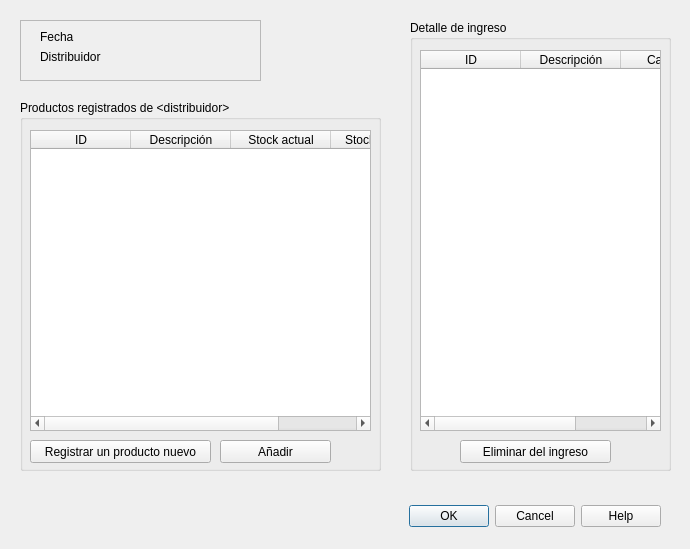
Above: windows/templates/AltaIngreso.ui from HitomiD/Proyecto-Desarrollo before the change. Below: the same form after it.
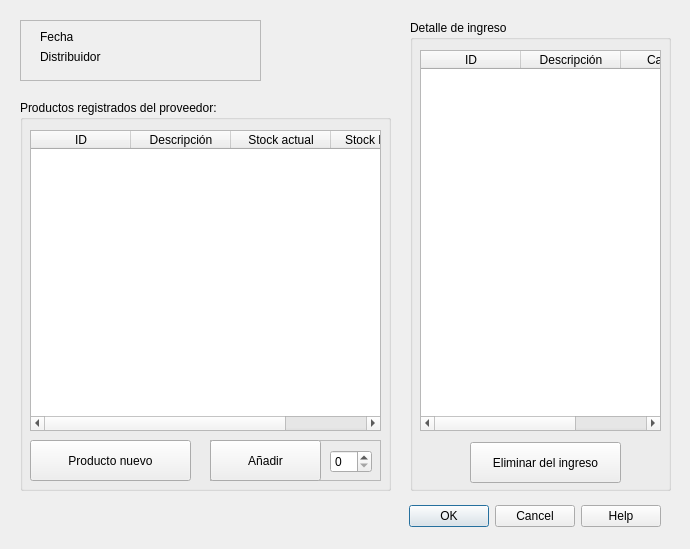
That is the form after the change.

Commit message: Cambios visuales en ventana AltaIngreso

What changed in the file:
```diff
--- a/windows/templates/AltaIngreso.ui
+++ b/windows/templates/AltaIngreso.ui
@@ -35,7 +35,7 @@
      <x>410</x>
      <y>20</y>
      <width>261</width>
-     <height>451</height>
+     <height>471</height>
     </rect>
    </property>
    <property name="title">
@@ -69,10 +69,10 @@
    <widget class="QPushButton" name="btnEliminarProd">
     <property name="geometry">
      <rect>
-      <x>50</x>
-      <y>420</y>
+      <x>60</x>
+      <y>422</y>
       <width>151</width>
-      <height>23</height>
+      <height>41</height>
      </rect>
     </property>
     <property name="text">
@@ -85,19 +85,19 @@
     <rect>
      <x>20</x>
      <y>100</y>
-     <width>361</width>
-     <height>371</height>
+     <width>371</width>
+     <height>391</height>
     </rect>
    </property>
    <property name="title">
-    <string>Productos registrados de &lt;distribuidor&gt;</string>
+    <string>Productos registrados del proveedor:</string>
    </property>
    <widget class="QTableWidget" name="tablaProdDisponibles">
     <property name="geometry">
      <rect>
       <x>10</x>
       <y>30</y>
-      <width>341</width>
+      <width>351</width>
       <height>301</height>
      </rect>
     </property>
@@ -127,26 +127,52 @@
      <rect>
       <x>10</x>
       <y>340</y>
-      <width>181</width>
-      <height>23</height>
+      <width>161</width>
+      <height>41</height>
      </rect>
     </property>
     <property name="text">
-     <string>Registrar un producto nuevo</string>
+     <string>Producto nuevo</string>
     </property>
    </widget>
-   <widget class="QPushButton" name="btnRegistrarProd_2">
+   <widget class="QFrame" name="frame_2">
     <property name="geometry">
      <rect>
-      <x>200</x>
+      <x>190</x>
       <y>340</y>
-      <width>111</width>
-      <height>23</height>
+      <width>171</width>
+      <height>41</height>
      </rect>
     </property>
-    <property name="text">
-     <string>Añadir</string>
+    <property name="frameShape">
+     <enum>QFrame::StyledPanel</enum>
     </property>
+    <property name="frameShadow">
+     <enum>QFrame::Raised</enum>
+    </property>
+    <widget class="QPushButton" name="btnAgregarSeleccionado">
+     <property name="geometry">
+      <rect>
+       <x>0</x>
+       <y>0</y>
+       <width>111</width>
+       <height>41</height>
+      </rect>
+     </property>
+     <property name="text">
+      <string>Añadir</string>
+     </property>
+    </widget>
+    <widget class="QSpinBox" name="spinBox">
+     <property name="geometry">
+      <rect>
+       <x>120</x>
+       <y>10</y>
+       <width>42</width>
+       <height>23</height>
+      </rect>
+     </property>
+    </widget>
    </widget>
   </widget>
   <widget class="QFrame" name="frame">
```
The commit also changes 2 other files.
